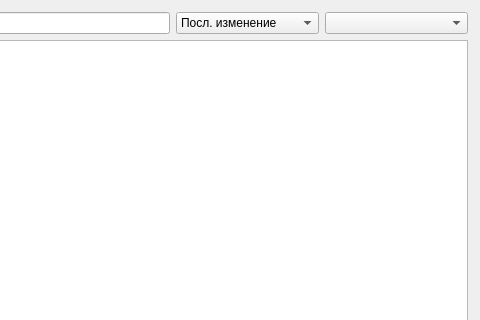
This is notesUi.ui in tuesay/NotesProject as Qt 5 draws it before an edit; both pictures show x 135 to 615 and y 0 to 320 of the 615 by 470 pixel window. The edited form follows.
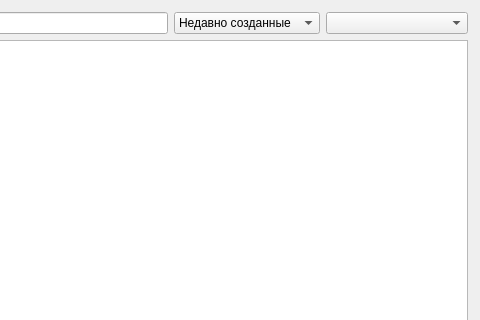
This is the edited form.

Diff of the .ui file:
```diff
--- a/notesUi.ui
+++ b/notesUi.ui
@@ -53,7 +53,7 @@
      <widget class="QComboBox" name="sortBy">
       <item>
        <property name="text">
-        <string>Посл. изменение</string>
+        <string>Недавно созданные</string>
        </property>
       </item>
       <item>
```
